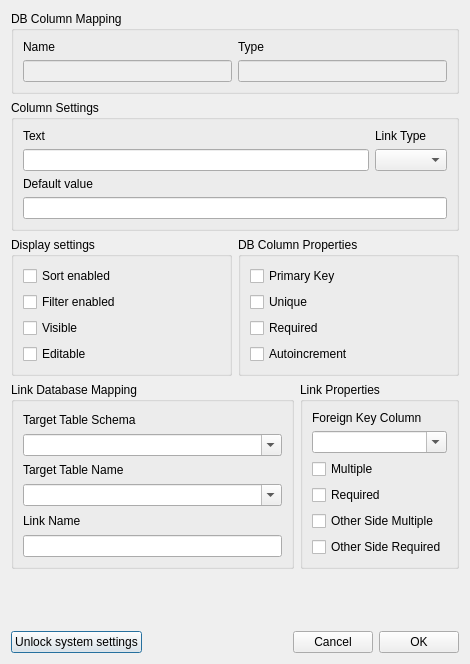
Old version of the form src/ui/ui_source/hierarchy/column_dialog.ui in the repository SqrtMinusOne/ERMaket.
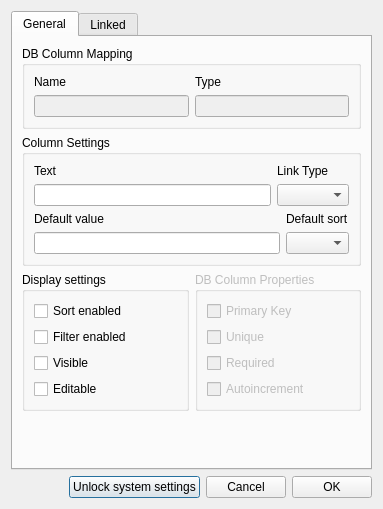
New version of the form.

Commit message: Remove UI from coverage

Diff of the .ui file:
```diff
--- a/src/ui/ui_source/hierarchy/column_dialog.ui
+++ b/src/ui/ui_source/hierarchy/column_dialog.ui
@@ -6,14 +6,27 @@
    <rect>
     <x>0</x>
     <y>0</y>
-    <width>470</width>
-    <height>664</height>
+    <width>383</width>
+    <height>509</height>
    </rect>
   </property>
   <property name="windowTitle">
    <string>Edit Column</string>
   </property>
-  <layout class="QVBoxLayout" name="verticalLayout_10">
+  <property name="modal">
+   <bool>true</bool>
+  </property>
+  <layout class="QVBoxLayout" name="verticalLayout_13">
+   <item>
+    <widget class="QTabWidget" name="tabWidget">
+     <property name="currentIndex">
+      <number>0</number>
+     </property>
+     <widget class="QWidget" name="general_tab">
+      <attribute name="title">
+       <string>General</string>
+      </attribute>
+      <layout class="QVBoxLayout" name="verticalLayout_14">
    <item>
     <widget class="QGroupBox" name="groupBox_3">
      <property name="title">
@@ -98,6 +111,10 @@
        </layout>
       </item>
       <item>
+           <layout class="QHBoxLayout" name="horizontalLayout_7" stretch="0,0">
+            <item>
+             <layout class="QVBoxLayout" name="verticalLayout_11">
+              <item>
        <widget class="QLabel" name="label_3">
         <property name="text">
          <string>Default value</string>
@@ -108,6 +125,40 @@
        <widget class="QLineEdit" name="default_editor"/>
       </item>
      </layout>
+            </item>
+            <item>
+             <layout class="QVBoxLayout" name="verticalLayout_12">
+              <item>
+               <widget class="QLabel" name="label_10">
+                <property name="text">
+                 <string>Default sort</string>
+                </property>
+               </widget>
+              </item>
+              <item>
+               <widget class="QComboBox" name="comboBox">
+                <item>
+                 <property name="text">
+                  <string/>
+                 </property>
+                </item>
+                <item>
+                 <property name="text">
+                  <string>asc</string>
+                 </property>
+                </item>
+                <item>
+                 <property name="text">
+                  <string>desc</string>
+                 </property>
+                </item>
+               </widget>
+              </item>
+             </layout>
+            </item>
+           </layout>
+          </item>
+         </layout>
     </widget>
    </item>
    <item>
@@ -151,6 +202,9 @@
      </item>
      <item>
       <widget class="QGroupBox" name="groupBox_2">
+           <property name="enabled">
+            <bool>false</bool>
+           </property>
        <property name="title">
         <string>DB Column Properties</string>
        </property>
@@ -189,9 +243,32 @@
     </layout>
    </item>
    <item>
+        <spacer name="verticalSpacer_2">
+         <property name="orientation">
+          <enum>Qt::Vertical</enum>
+         </property>
+         <property name="sizeHint" stdset="0">
+          <size>
+           <width>20</width>
+           <height>40</height>
+          </size>
+         </property>
+        </spacer>
+       </item>
+      </layout>
+     </widget>
+     <widget class="QWidget" name="linked_tab">
+      <attribute name="title">
+       <string>Linked</string>
+      </attribute>
+      <layout class="QVBoxLayout" name="verticalLayout_15">
+       <item>
     <layout class="QHBoxLayout" name="horizontalLayout_4">
      <item>
       <widget class="QGroupBox" name="groupBox_4">
+           <property name="enabled">
+            <bool>false</bool>
+           </property>
        <property name="title">
         <string>Link Database Mapping</string>
        </property>
@@ -239,6 +316,9 @@
      </item>
      <item>
       <widget class="QGroupBox" name="groupBox_5">
+           <property name="enabled">
+            <bool>false</bool>
+           </property>
        <property name="title">
         <string>Link Properties</string>
        </property>
@@ -290,6 +370,36 @@
      </item>
     </layout>
    </item>
+       <item>
+        <widget class="QGroupBox" name="groupBox_7">
+         <property name="title">
+          <string>Link Display Settings</string>
+         </property>
+         <layout class="QVBoxLayout" name="verticalLayout_10">
+          <item>
+           <widget class="QLabel" name="label_11">
+            <property name="text">
+             <string>Display Row Name</string>
+            </property>
+           </widget>
+          </item>
+          <item>
+           <widget class="QComboBox" name="link_row_name">
+            <property name="editable">
+             <bool>true</bool>
+            </property>
+           </widget>
+          </item>
+          <item>
+           <widget class="QCheckBox" name="checkBox">
+            <property name="text">
+             <string>Link Row Name</string>
+            </property>
+           </widget>
+          </item>
+         </layout>
+        </widget>
+       </item>
    <item>
     <spacer name="verticalSpacer">
      <property name="orientation">
@@ -298,20 +408,17 @@
      <property name="sizeHint" stdset="0">
       <size>
        <width>20</width>
-       <height>40</height>
+           <height>76</height>
       </size>
      </property>
     </spacer>
+       </item>
+      </layout>
+     </widget>
+    </widget>
    </item>
    <item>
     <layout class="QHBoxLayout" name="horizontalLayout_5">
-     <item>
-      <widget class="QPushButton" name="unlock_button">
-       <property name="text">
-        <string>Unlock system settings</string>
-       </property>
-      </widget>
-     </item>
      <item>
       <spacer name="horizontalSpacer">
        <property name="orientation">
@@ -325,6 +432,13 @@
        </property>
       </spacer>
      </item>
+     <item>
+      <widget class="QPushButton" name="unlock_button">
+       <property name="text">
+        <string>Unlock system settings</string>
+       </property>
+      </widget>
+     </item>
      <item>
       <widget class="QPushButton" name="cancel_button">
        <property name="text">
```
Left out of the diff: 7 changed lines with no effect on the pictures. Lines whose indentation alone changed are shown as unchanged. The commit also changes 4 other files.
